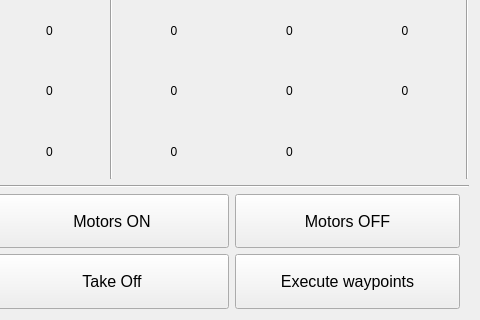
This is autonomy_core/client/rqt_quadrotor_safety/resource/QuadrotorSafety.ui in KumarRobotics/kr_autonomous_flight as Qt 5 draws it before an edit; both pictures show x 141 to 621 and y 208 to 528 of the 621 by 528 pixel window. The edited form follows.
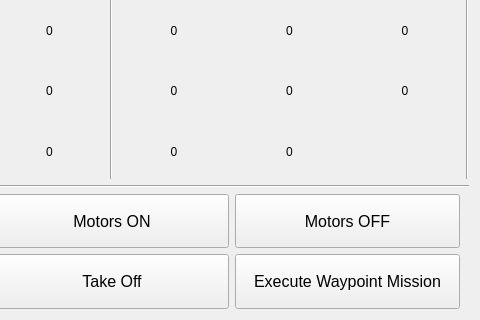
This is the edited form.

Commit message: update waypoint botton display

```diff
--- a/autonomy_core/client/rqt_quadrotor_safety/resource/QuadrotorSafety.ui
+++ b/autonomy_core/client/rqt_quadrotor_safety/resource/QuadrotorSafety.ui
@@ -432,7 +432,7 @@
         </font>
        </property>
        <property name="text">
-        <string>Execute waypoints</string>
+        <string>Execute Waypoint Mission</string>
        </property>
       </widget>
      </item>
```
